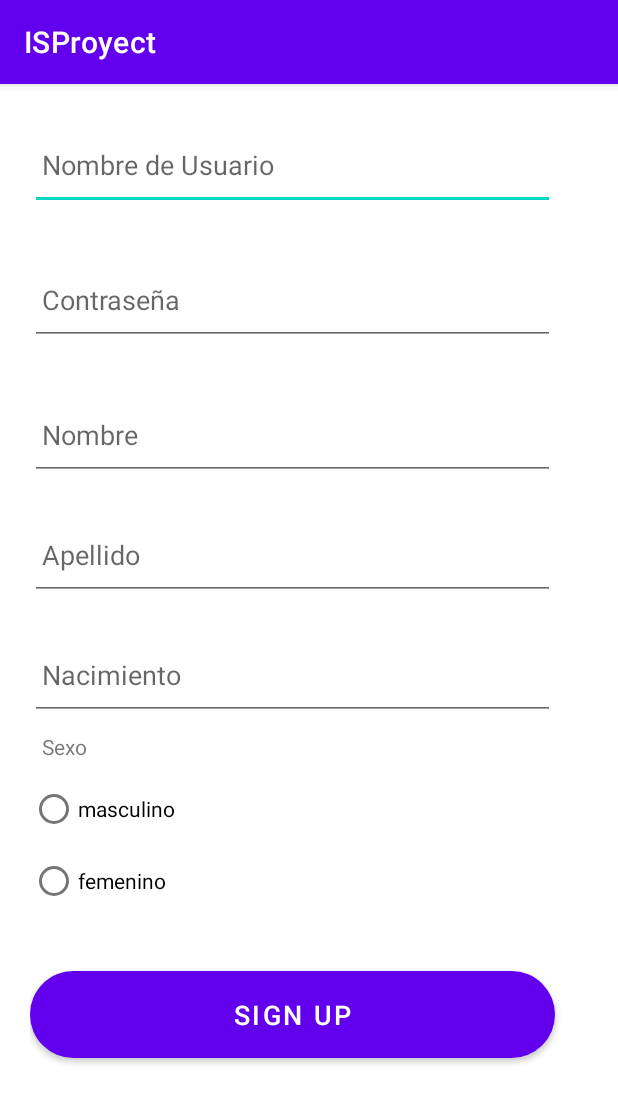
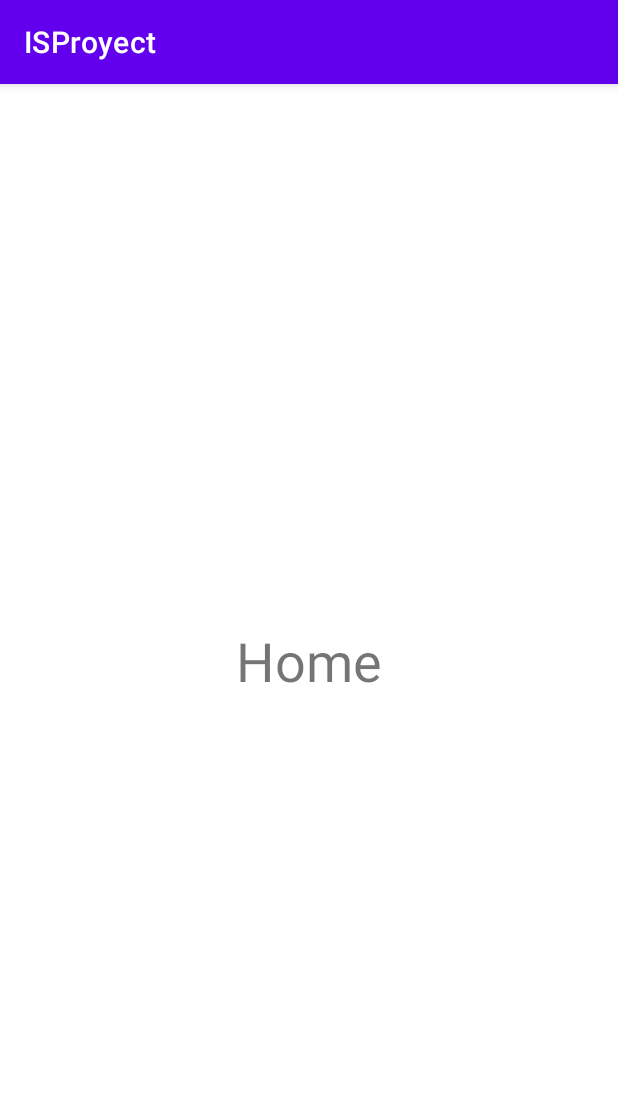
Before and after one commit to FlorMMF/IS_ProyectoFinal, an Android app: the MainActivity screen opened directly, with no data from a screen before it, on a phone screen of 412 x 824 dp. Shown: the top 1103 px of the screen. Run offline under Robolectric (Android 15) with nearby library versions, the phone set to English and light mode, and no system bars.

Commit message:
ya funciona la interfaz

```diff
--- a/ISProyect/app/src/main/java/com/example/isproyect/Login.java
+++ b/ISProyect/app/src/main/java/com/example/isproyect/Login.java
@@ -1,5 +1,6 @@
 package com.example.isproyect;
 
+import android.annotation.SuppressLint;
 import android.os.Bundle;
 
 import androidx.activity.EdgeToEdge;
@@ -10,12 +11,13 @@ import androidx.core.view.WindowInsetsCompat;
 
 public class Login extends AppCompatActivity {
 
+    @SuppressLint("MissingInflatedId")
     @Override
     protected void onCreate(Bundle savedInstanceState) {
         super.onCreate(savedInstanceState);
         EdgeToEdge.enable(this);
         setContentView(R.layout.activity_login);
-        ViewCompat.setOnApplyWindowInsetsListener(findViewById(R.id.main), (v, insets) -> {
+        ViewCompat.setOnApplyWindowInsetsListener(findViewById(R.id.activity_login), (v, insets) -> {
             Insets systemBars = insets.getInsets(WindowInsetsCompat.Type.systemBars());
             v.setPadding(systemBars.left, systemBars.top, systemBars.right, systemBars.bottom);
             return insets;
--- a/ISProyect/app/src/main/java/com/example/isproyect/MainActivity.java
+++ b/ISProyect/app/src/main/java/com/example/isproyect/MainActivity.java
@@ -1,7 +1,9 @@
 package com.example.isproyect;
 
+import android.annotation.SuppressLint;
 import android.os.Bundle;
 
+import com.example.isproyect.R;
 import androidx.activity.EdgeToEdge;
 import androidx.appcompat.app.AppCompatActivity;
 import androidx.core.graphics.Insets;
@@ -10,12 +12,13 @@ import androidx.core.view.WindowInsetsCompat;
 
 public class MainActivity extends AppCompatActivity {
 
+    @SuppressLint("MissingInflatedId")
     @Override
     protected void onCreate(Bundle savedInstanceState) {
         super.onCreate(savedInstanceState);
         EdgeToEdge.enable(this);
         setContentView(R.layout.activity_main);
-        ViewCompat.setOnApplyWindowInsetsListener(findViewById(R.id.main), (v, insets) -> {
+        ViewCompat.setOnApplyWindowInsetsListener(findViewById(R.id.activity_main), (v, insets) -> {
             Insets systemBars = insets.getInsets(WindowInsetsCompat.Type.systemBars());
             v.setPadding(systemBars.left, systemBars.top, systemBars.right, systemBars.bottom);
             return insets;
--- a/ISProyect/app/src/main/java/com/example/isproyect/sign_up.java
+++ b/ISProyect/app/src/main/java/com/example/isproyect/sign_up.java
@@ -1,5 +1,6 @@
 package com.example.isproyect;
 
+import android.annotation.SuppressLint;
 import android.os.Bundle;
 
 import androidx.activity.EdgeToEdge;
@@ -10,12 +11,13 @@ import androidx.core.view.WindowInsetsCompat;
 
 public class sign_up extends AppCompatActivity {
 
+    @SuppressLint("MissingInflatedId")
     @Override
     protected void onCreate(Bundle savedInstanceState) {
         super.onCreate(savedInstanceState);
         EdgeToEdge.enable(this);
         setContentView(R.layout.activity_sign_up);
-        ViewCompat.setOnApplyWindowInsetsListener(findViewById(R.id.main), (v, insets) -> {
+        ViewCompat.setOnApplyWindowInsetsListener(findViewById(R.id.activity_sign_up), (v, insets) -> {
             Insets systemBars = insets.getInsets(WindowInsetsCompat.Type.systemBars());
             v.setPadding(systemBars.left, systemBars.top, systemBars.right, systemBars.bottom);
             return insets;
--- a/ISProyect/app/src/main/res/layout/activity_login.xml
+++ b/ISProyect/app/src/main/res/layout/activity_login.xml
@@ -6,6 +6,7 @@
     android:layout_height="match_parent"
     android:background="@color/white"
     android:orientation="vertical"
+    android:id = "@+id/activity_login"
     tools:context=".Login">
 
     <ScrollView
@@ -30,7 +31,7 @@
                     android:layout_width="350dp"
                     android:layout_height="60dp"
                     android:layout_marginTop="10dp"
-                    android:background="@drawable/borde_morado"
+
                     android:drawableLeft="@drawable/baseline_email_24"
                     android:drawablePadding="8dp"
                     android:hint="Usuario"
@@ -41,7 +42,7 @@
                     android:layout_width="350dp"
                     android:layout_height="60dp"
                     android:layout_marginTop="20dp"
-                    android:background="@drawable/borde_morado"
+
                     android:drawableLeft="@drawable/baseline_lock_24"
                     android:drawablePadding="8dp"
                     android:hint="Password"
--- a/ISProyect/app/src/main/res/layout/activity_main.xml
+++ b/ISProyect/app/src/main/res/layout/activity_main.xml
@@ -1,108 +1,23 @@
 <?xml version="1.0" encoding="utf-8"?>
-<ScrollView
+<androidx.constraintlayout.widget.ConstraintLayout
     xmlns:android="http://schemas.android.com/apk/res/android"
     xmlns:app="http://schemas.android.com/apk/res-auto"
     xmlns:tools="http://schemas.android.com/tools"
     android:layout_width="match_parent"
     android:layout_height="match_parent"
-    android:orientation="vertical"
-    tools:context=".SignUp">
+    android:id = "@+id/activity_main"
+    tools:context=".MainActivity"
+    tools:ignore="ExtraText">
 
-    <LinearLayout
-        android:layout_width="match_parent"
+    <TextView
+        android:layout_width="wrap_content"
         android:layout_height="wrap_content"
-        android:orientation="vertical">
+        android:text="Home"
+        android:textSize="36sp"
+        app:layout_constraintEnd_toEndOf="parent"
+        app:layout_constraintStart_toStartOf="parent"
+        app:layout_constraintTop_toTopOf="parent"
+        app:layout_constraintBottom_toBottomOf="parent"
+        tools:ignore="HardcodedText" />
 
-        <LinearLayout
-            android:layout_width="match_parent"
-            android:layout_height="wrap_content"
-            android:layout_marginTop="30dp"
-            android:orientation="vertical"
-            android:padding="20dp">
-
-            <EditText
-                android:id="@+id/signup_user"
-                android:layout_width="350dp"
-                android:layout_height="60dp"
-                android:layout_marginTop="30dp"
-                android:drawablePadding="8dp"
-                android:hint="Nombre de Usuario"
-                android:padding="8dp" />
-
-            <EditText
-                android:id="@+id/signup_password"
-                android:layout_width="350dp"
-                android:layout_height="60dp"
-                android:layout_marginTop="30dp"
-                android:drawablePadding="8dp"
-                android:hint="Contraseña"
-                android:padding="8dp" />
-
-
-            <EditText
-                android:id="@+id/signup_Nombre"
-                android:layout_width="350dp"
-                android:layout_height="60dp"
-                android:layout_marginTop="30dp"
-                android:drawablePadding="8dp"
-                android:hint="Nombre"
-                android:padding="8dp" />
-
-            <EditText
-                android:id="@+id/signup_Apellido"
-                android:layout_width="350dp"
-                android:layout_height="60dp"
-                android:layout_marginTop="20dp"
-                android:drawablePadding="8dp"
-                android:hint="Apellido"
-                android:inputType="textPersonName"
-                android:padding="8dp" />
-
-            <EditText
-                android:id="@+id/signup_Nacimiento"
-                android:layout_width="350dp"
-                android:layout_height="60dp"
-                android:layout_marginTop="20dp"
-                android:drawablePadding="8dp"
-                android:hint="Nacimiento"
-                android:inputType="date"
-                android:padding="8dp" />
-
-            <TextView
-                android:id="@+id/text_view_id"
-                android:layout_width="wrap_content"
-                android:layout_height="wrap_content"
-                android:padding="8dp"
-                android:text="Sexo" />
-
-            <RadioGroup
-                android:layout_width="match_parent"
-                android:layout_height="wrap_content"
-                android:orientation="vertical">
-
-                <RadioButton
-                    android:id="@+id/radio_masculino"
-                    android:layout_width="wrap_content"
-                    android:layout_height="wrap_content"
-                    android:text="masculino" />
-
-                <RadioButton
-                    android:id="@+id/radio_femenino"
-                    android:layout_width="wrap_content"
-                    android:layout_height="wrap_content"
-                    android:text="femenino" />
-            </RadioGroup>
-
-            <Button
-                android:id="@+id/signup_button"
-                android:layout_width="350dp"
-                android:layout_height="70dp"
-                android:layout_marginTop="30dp"
-                android:text="Sign Up"
-                android:textSize="18sp"
-                app:cornerRadius="30dp" />
-
-
-        </LinearLayout>
-    </LinearLayout>
-</ScrollView>
+</androidx.constraintlayout.widget.ConstraintLayout>
--- a/ISProyect/app/src/main/res/layout/activity_sign_up.xml
+++ b/ISProyect/app/src/main/res/layout/activity_sign_up.xml
@@ -6,6 +6,7 @@
     android:layout_width="match_parent"
     android:layout_height="match_parent"
     android:orientation="vertical"
+    android:id = "@+id/activity_sign_up"
     tools:context=".sign_up">
 
     <LinearLayout
```
Also changed, not shown: ISProyect/app/src/main/AndroidManifest.xml (+14 -4 lines), ISProyect/app/src/main/java/SQL/Paciente.java (deleted, +0 -46 lines), ISProyect/app/src/main/java/SQL/PacientesToSQL.java (deleted, +0 -14 lines), ISProyect/app/src/main/java/SQL/Usuario.java (added, +40 -0 lines), ISProyect/app/src/main/java/SQL/UsuarioDBconexion.java (added, +91 -0 lines), ISProyect/app/src/main/java/SQL/UsuarioToSQL.java (added, +13 -0 lines), ISProyect/app/src/main/java/SQL/pacientesDBconexion.java (deleted, +0 -94 lines), ISProyect/app/src/main/res/drawable/borde_morado.xml (deleted, +0 -15 lines), 82 other files.
